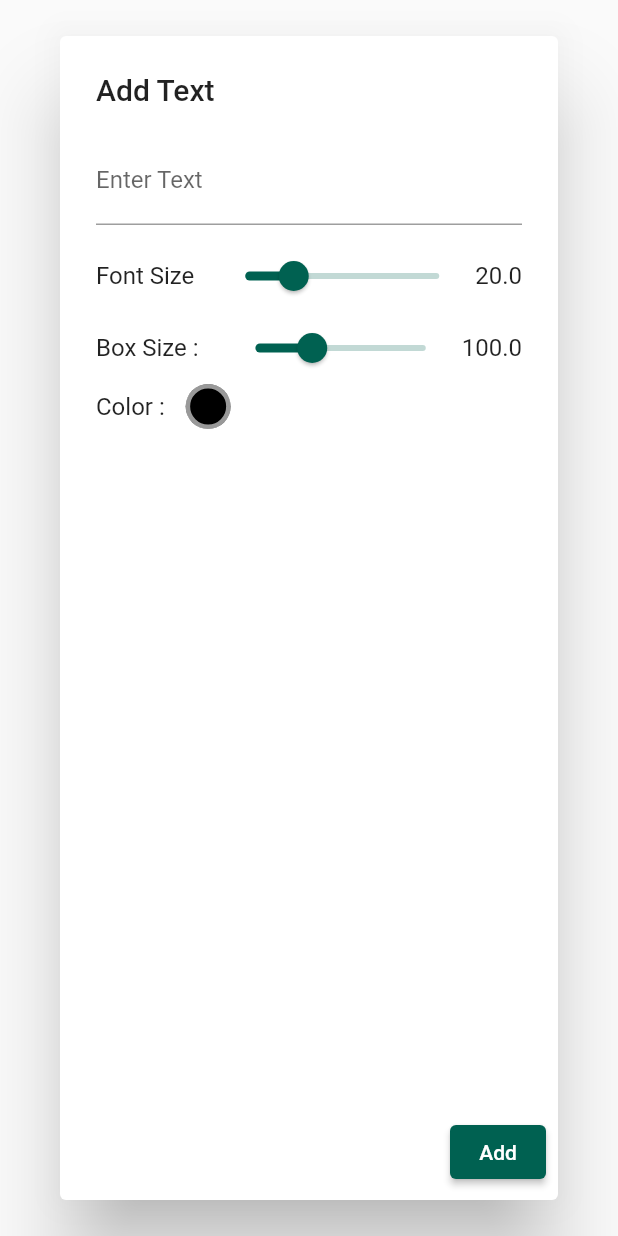
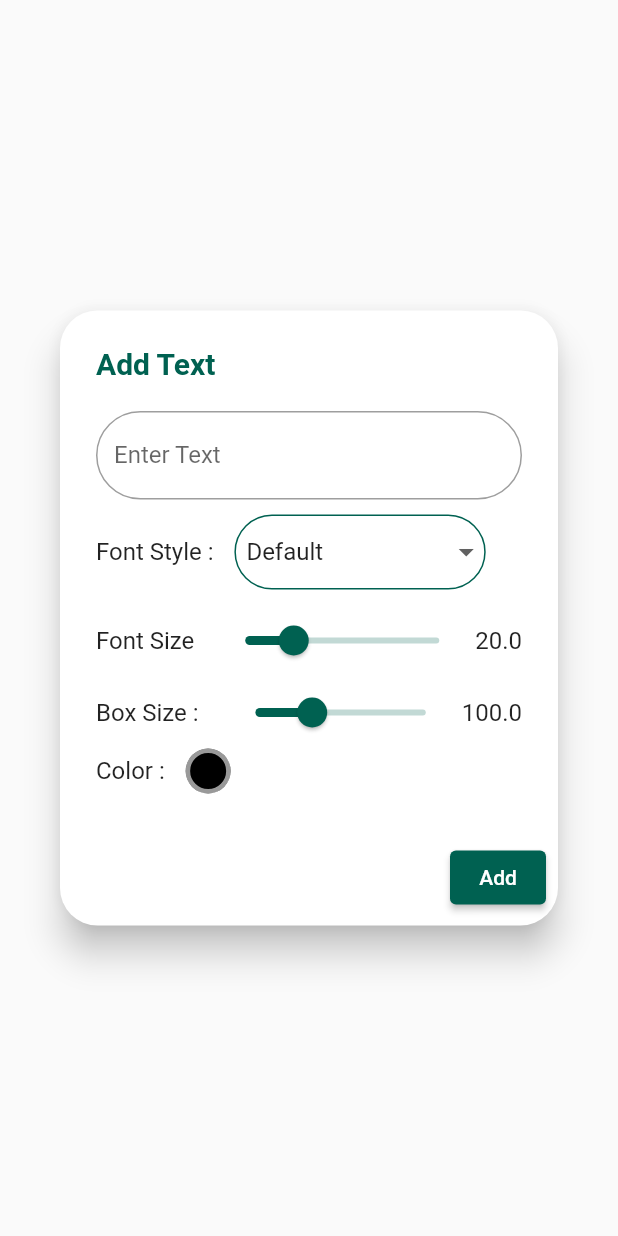
Before and after one commit to melvinjariwala/canvas_craft, a Flutter app: the TextDialog widget shown alone on an empty page, opened directly, on a phone screen of 412 x 824 dp. Run offline on Flutter 3.47's test engine with Material 2 defaults, Android fonts, the phone set to English and light mode, and no system bars; our stand-ins replace flutter_colorpicker, photo_view.

Commit message:
Implemented Font Style Selector

```diff
--- a/lib/models/text_data.dart
+++ b/lib/models/text_data.dart
@@ -6,13 +6,15 @@ class TextData {
   Color textColor;
   double fontSize;
   double boxSize;
+  String fontStyle;
 
   TextData(
       {required this.text,
       required this.position,
       required this.textColor,
       required this.fontSize,
-      required this.boxSize});
+      required this.boxSize,
+      required this.fontStyle});
 
   TextData snapshot() {
     return TextData(
@@ -20,6 +22,7 @@ class TextData {
         position: position,
         textColor: textColor,
         fontSize: fontSize,
-        boxSize: boxSize);
+        boxSize: boxSize,
+        fontStyle: fontStyle);
   }
 }
--- a/lib/screens/editing_screen.dart
+++ b/lib/screens/editing_screen.dart
@@ -79,7 +79,10 @@ class _EditingScreenState extends State<EditingScreen> {
                       textData.text,
                       style: TextStyle(
                           color: textData.textColor,
-                          fontSize: textData.fontSize),
+                          fontSize: textData.fontSize,
+                          fontFamily: textData.fontStyle != "Default"
+                              ? textData.fontStyle
+                              : null),
                     ),
                   ),
                 ));
@@ -96,12 +99,7 @@ class _EditingScreenState extends State<EditingScreen> {
               children: [
                 FloatingActionButton(
                   onPressed: () {
-                    if (undoStack.isNotEmpty) {
-                      setState(() {
-                        redoStack.add(List.from(textDataList));
-                        textDataList = List.from(undoStack.removeLast());
-                      });
-                    }
+                    _performUndo();
                   },
                   tooltip: "Undo",
                   child: const Icon(Icons.undo),
@@ -109,12 +107,7 @@ class _EditingScreenState extends State<EditingScreen> {
                 const SizedBox(height: 16.0),
                 FloatingActionButton(
                   onPressed: () {
-                    if (redoStack.isNotEmpty) {
-                      setState(() {
-                        undoStack.add(List.from(textDataList));
-                        textDataList = List.from(redoStack.removeLast());
-                      });
-                    }
+                    _performRedo();
                   },
                   tooltip: "Redo",
                   child: const Icon(Icons.redo),
@@ -143,6 +136,24 @@ class _EditingScreenState extends State<EditingScreen> {
     );
   }
 
+  void _performRedo() {
+    if (redoStack.isNotEmpty) {
+      setState(() {
+        undoStack.add(List.from(textDataList));
+        textDataList = List.from(redoStack.removeLast());
+      });
+    }
+  }
+
+  void _performUndo() {
+    if (undoStack.isNotEmpty) {
+      setState(() {
+        redoStack.add(List.from(textDataList));
+        textDataList = List.from(undoStack.removeLast());
+      });
+    }
+  }
+
   void _addUndoSnapshot() {
     undoStack
         .add(List.from(textDataList.map((textData) => textData.snapshot())));
--- a/lib/widgets/text_dialog.dart
+++ b/lib/widgets/text_dialog.dart
@@ -16,6 +16,15 @@ class _TextDialogState extends State<TextDialog> {
   late Color _textColor;
   late double _fontSize;
   late double _boxSize;
+  String _selectedFont = "Default";
+
+  static const List<String> fontStyles = [
+    "Default",
+    "Arial",
+    "Times New Roman",
+    "Courier New",
+    "Georgia"
+  ];
 
   @override
   void initState() {
@@ -25,17 +34,57 @@ class _TextDialogState extends State<TextDialog> {
     _textColor = widget.textData?.textColor ?? Colors.black;
     _fontSize = widget.textData?.fontSize ?? 20.0;
     _boxSize = widget.textData?.boxSize ?? 100.0;
+    _selectedFont = widget.textData?.fontStyle ?? "Default";
   }
 
   @override
   Widget build(BuildContext context) {
     return AlertDialog(
-      title: const Text("Add Text"),
+      title: const Text(
+        "Add Text",
+        style: TextStyle(
+            color: Color.fromARGB(255, 0, 97, 81), fontWeight: FontWeight.bold),
+      ),
       content: Column(
+        mainAxisSize: MainAxisSize.min,
         children: [
           TextField(
             controller: _textEditingController,
-            decoration: const InputDecoration(label: Text("Enter Text")),
+            decoration: InputDecoration(
+                label: const Text("Enter Text"),
+                border: OutlineInputBorder(
+                    borderRadius: BorderRadius.circular(50.0))),
+          ),
+          const SizedBox(height: 10.0),
+          Row(
+            children: [
+              const Text("Font Style : "),
+              const SizedBox(width: 10.0),
+              Container(
+                decoration: BoxDecoration(
+                    borderRadius: BorderRadius.circular(25.0),
+                    border: Border.all(
+                        color: const Color.fromARGB(255, 0, 97, 81))),
+                padding: const EdgeInsets.fromLTRB(7.0, 0, 0, 0),
+                child: DropdownButtonHideUnderline(
+                  child: DropdownButton(
+                      borderRadius: BorderRadius.circular(25.0),
+                      value: _selectedFont,
+                      items: fontStyles
+                          .map<DropdownMenuItem<String>>((String value) {
+                        return DropdownMenuItem<String>(
+                          value: value,
+                          child: Text(value),
+                        );
+                      }).toList(),
+                      onChanged: (String? value) {
+                        setState(() {
+                          _selectedFont = value!;
+                        });
+                      }),
+                ),
+              )
+            ],
           ),
           const SizedBox(height: 10.0),
           Row(
@@ -103,6 +152,8 @@ class _TextDialogState extends State<TextDialog> {
             },
             child: const Text("Add"))
       ],
+      shape: RoundedRectangleBorder(borderRadius: BorderRadius.circular(25.0)),
+      elevation: 10.0,
     );
   }
 
@@ -112,7 +163,8 @@ class _TextDialogState extends State<TextDialog> {
         position: const Offset(0, 0),
         textColor: _textColor,
         fontSize: _fontSize,
-        boxSize: _boxSize);
+        boxSize: _boxSize,
+        fontStyle: _selectedFont);
   }
 
   void _showColorPicker() {
```
